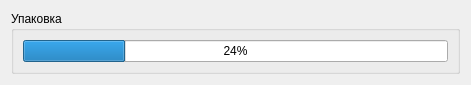
Above: ScreamingMercury/ProgressWindow.ui from Ingener74/Small-Screwdriver before the change. Below: the same form after it.
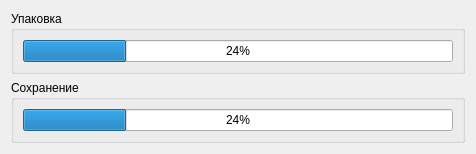
That is the form after the change. Icons and pictures are not drawn.

Commit message: добавил в окно прогресса ещё прогресс для сохранения

Patch:
```diff
--- a/ScreamingMercury/ProgressWindow.ui
+++ b/ScreamingMercury/ProgressWindow.ui
@@ -6,8 +6,8 @@
    <rect>
     <x>0</x>
     <y>0</y>
-    <width>471</width>
-    <height>82</height>
+    <width>476</width>
+    <height>146</height>
    </rect>
   </property>
   <property name="windowTitle">
@@ -34,6 +34,24 @@
      </layout>
     </widget>
    </item>
+   <item>
+    <widget class="QGroupBox" name="groupBox_2">
+     <property name="title">
+      <string>Сохранение</string>
+     </property>
+     <layout class="QVBoxLayout" name="verticalLayout_3">
+      <item>
+       <widget class="QProgressBar" name="savingProgressBar">
+        <property name="value">
+         <number>24</number>
+        </property>
+       </widget>
+      </item>
+     </layout>
+     <zorder>groupBox</zorder>
+     <zorder>savingProgressBar</zorder>
+    </widget>
+   </item>
   </layout>
  </widget>
  <resources>
```
The commit also changes 6 other files.
